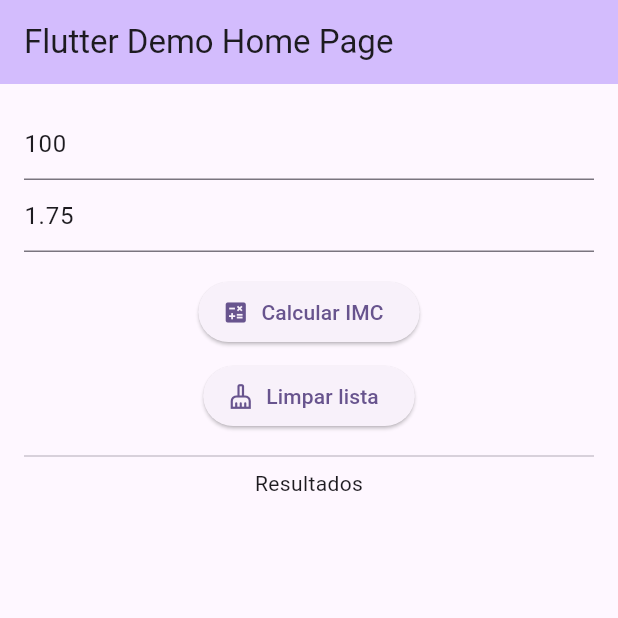
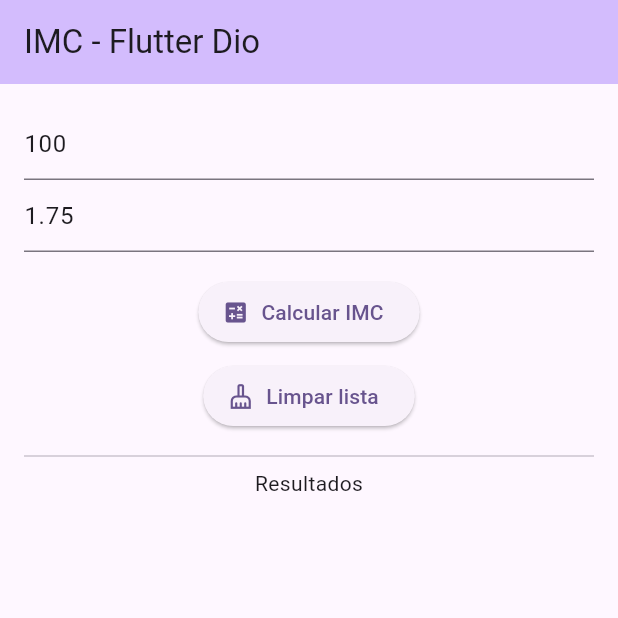
Before and after one commit to PachecoLpG/imc_dio_flutter, a Flutter app: the screen it shows after launch, on a phone screen of 412 x 824 dp, the top half of it. Run offline on Flutter 3.47's test engine with Material 2 defaults, Android fonts, the phone set to English and light mode, and no system bars.

Commit message:
fix: Ajuste de título

```diff
--- a/lib/main.dart
+++ b/lib/main.dart
@@ -11,12 +11,12 @@
   @override
   Widget build(BuildContext context) {
     return MaterialApp(
-      title: 'Flutter Demo',
+      title: 'IMC',
       theme: ThemeData(
         colorScheme: ColorScheme.fromSeed(seedColor: Colors.deepPurple),
         useMaterial3: true,
       ),
-      home: const MyHomePage(title: 'Flutter Demo Home Page'),
+      home: const MyHomePage(title: 'IMC - Flutter Dio'),
     );
   }
 }
```
